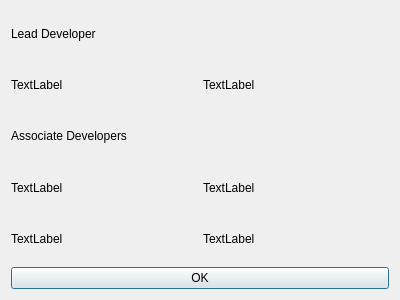
Above: creditsdialog.ui from Zakhrov/WebPhonon-Qt5 before the change. Below: the same form after it.
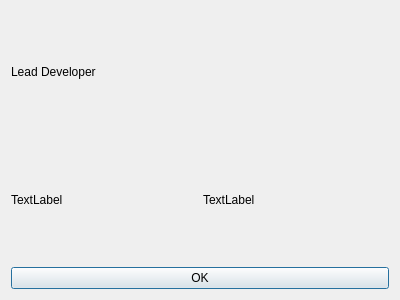
That is the form after the change.

Commit message: remove associate developers from creditsdialog.cpp

Patch:
```diff
--- a/creditsdialog.ui
+++ b/creditsdialog.ui
@@ -39,49 +39,6 @@
      </item>
     </layout>
    </item>
-   <item>
-    <widget class="QLabel" name="label_4">
-     <property name="text">
-      <string>Associate Developers</string>
-     </property>
-    </widget>
-   </item>
-   <item>
-    <layout class="QHBoxLayout" name="horizontalLayout_2">
-     <item>
-      <widget class="QLabel" name="label_5">
-       <property name="text">
-        <string>TextLabel</string>
-       </property>
-      </widget>
-     </item>
-     <item>
-      <widget class="QLabel" name="label_6">
-       <property name="text">
-        <string>TextLabel</string>
-       </property>
-      </widget>
-     </item>
-    </layout>
-   </item>
-   <item>
-    <layout class="QHBoxLayout" name="horizontalLayout_3">
-     <item>
-      <widget class="QLabel" name="label_7">
-       <property name="text">
-        <string>TextLabel</string>
-       </property>
-      </widget>
-     </item>
-     <item>
-      <widget class="QLabel" name="label_8">
-       <property name="text">
-        <string>TextLabel</string>
-       </property>
-      </widget>
-     </item>
-    </layout>
-   </item>
    <item>
     <widget class="QPushButton" name="pushButton">
      <property name="text">
```
The commit also changes 4 other files.
